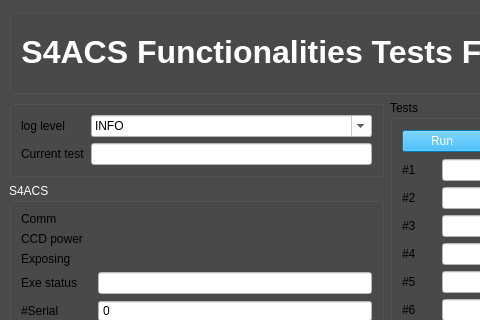
The window that func_tests/gui/gui.ui (dev-LNA/S4CSTP) describes before a commit, drawn with Qt 5; both pictures show x 0 to 480 and y 0 to 320 of the 774 by 567 pixel window.
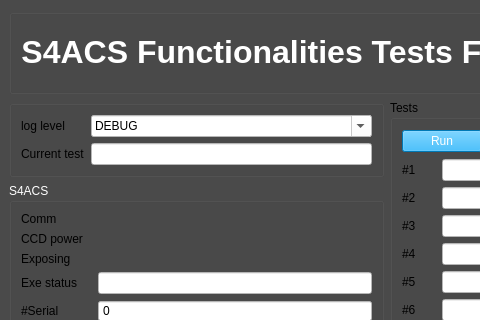
The same window after the commit.

Diff of the .ui file:
```diff
--- a/func_tests/gui/gui.ui
+++ b/func_tests/gui/gui.ui
@@ -1048,7 +1048,7 @@
               <string>DEBUG</string>
              </property>
              <property name="currentIndex">
-              <number>1</number>
+              <number>0</number>
              </property>
              <property name="maxVisibleItems">
               <number>10</number>
```
